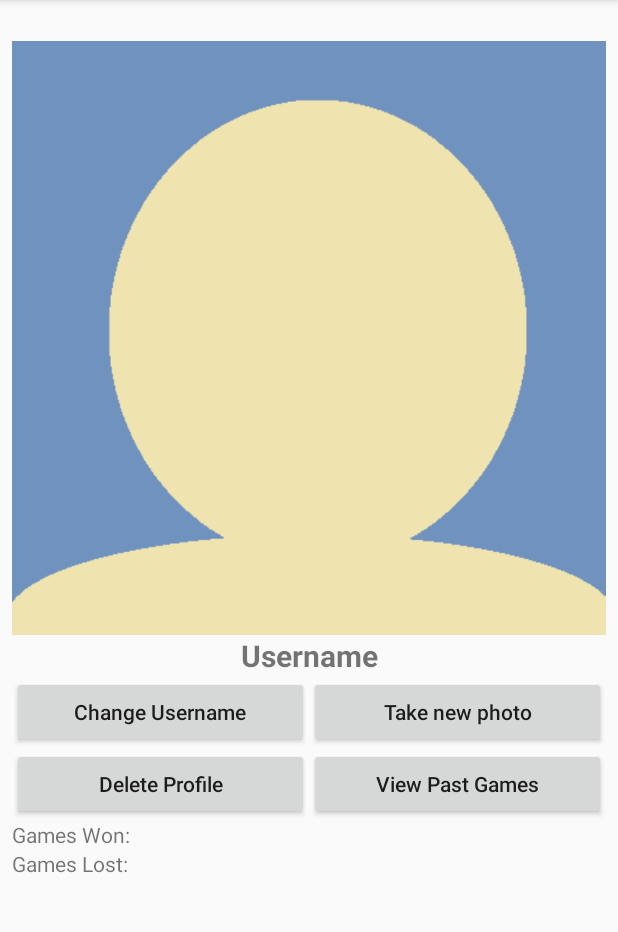
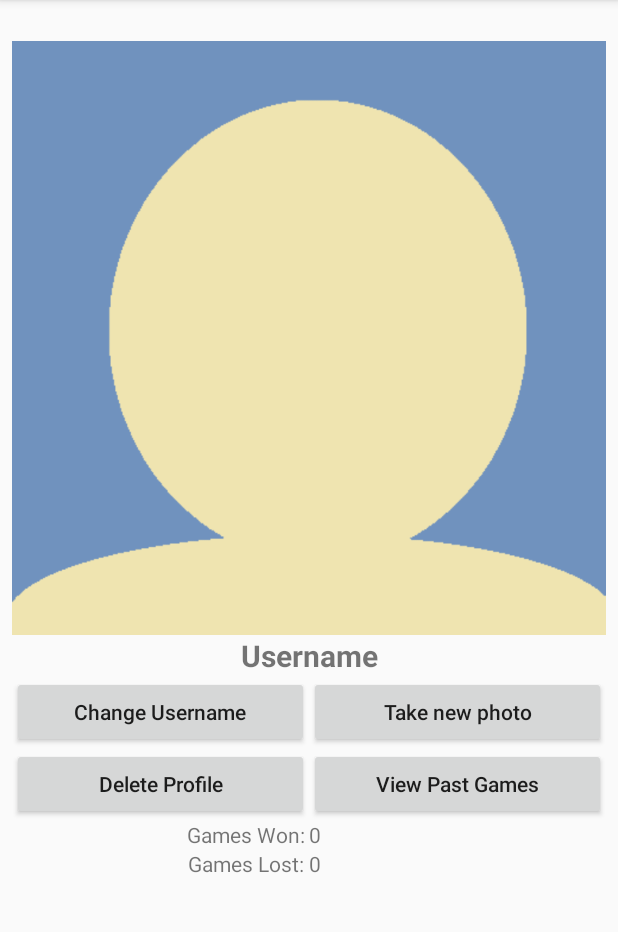
Before and after one commit to franciscoD96/ReversicoXi_Android, an Android app: the UserProfileActivity screen opened directly, with no data from a screen before it, on a phone screen of 412 x 824 dp, the part 84-1016 px from its top. Run offline under Robolectric (Android 15) with nearby library versions, the phone set to English and light mode, and no system bars.

Commit message:
save/load file -> username -> won/lost games
remaining:
> 1 file per done game
> user photo

```diff
--- a/app/src/main/java/isec/xicos/reversisec2/GameActivities/PvsAI_Activity.java
+++ b/app/src/main/java/isec/xicos/reversisec2/GameActivities/PvsAI_Activity.java
@@ -13,6 +13,7 @@ import android.widget.LinearLayout;
 import android.widget.TextView;
 import android.widget.Toast;
 
+import java.io.Serializable;
 import java.util.ArrayList;
 import java.util.List;
 
@@ -20,6 +21,7 @@ import isec.xicos.reversisec2.R;
 import isec.xicos.reversisec2.Reversi.Celula;
 import isec.xicos.reversisec2.Reversi.Coord;
 import isec.xicos.reversisec2.Reversi.ReversicoXi;
+
 
 
 public class PvsAI_Activity extends AppCompatActivity {
--- a/app/src/main/java/isec/xicos/reversisec2/UserProfile/UserProfileActivity.java
+++ b/app/src/main/java/isec/xicos/reversisec2/UserProfile/UserProfileActivity.java
@@ -1,5 +1,6 @@
 package isec.xicos.reversisec2.UserProfile;
 
+import android.app.Application;
 import android.content.Context;
 import android.content.DialogInterface;
 import android.os.PersistableBundle;
@@ -7,30 +8,71 @@ import android.support.v7.app.AlertDialog;
 import android.support.v7.app.AppCompatActivity;
 import android.os.Bundle;
 import android.text.InputType;
+import android.util.JsonReader;
+import android.util.JsonWriter;
 import android.util.Log;
 import android.widget.EditText;
+import android.widget.ImageView;
 import android.widget.TextView;
 
 import org.json.JSONException;
 import org.json.JSONObject;
 
 import java.io.File;
+import java.io.FileInputStream;
 import java.io.FileNotFoundException;
 import java.io.FileOutputStream;
+import java.io.FileReader;
 import java.io.FileWriter;
 import java.io.IOException;
+import java.io.ObjectInputStream;
+import java.io.ObjectOutput;
+import java.io.ObjectOutputStream;
+import java.io.Reader;
+import java.io.Serializable;
 import java.util.ArrayList;
 import java.util.Arrays;
 import java.util.List;
 
 import isec.xicos.reversisec2.R;
 
+
+class UserDetails implements Serializable {
+    private String username = "";
+    private int jogosGanhos = 0;
+    private int jogosPerdidos = 0;
+
+    public UserDetails(String u) { username = u; }
+
+    public void setUsername(String username) {
+        this.username = username;
+    }
+    public String getUsername() {
+        return username;
+    }
+
+    public int getJogosGanhos() {
+        return jogosGanhos;
+    }
+    public void setJogosGanhos(int jogosGanhos) {
+        this.jogosGanhos = jogosGanhos;
+    }
+
+    public int getJogosPerdidos() {
+        return jogosPerdidos;
+    }
+    public void setJogosPerdidos(int jogosPerdidos) {
+        this.jogosPerdidos = jogosPerdidos;
+    }
+}
+
+
+
 public class UserProfileActivity extends AppCompatActivity {
 
-    public static final String userData = "reversiUser.json";
-
-    File internalDirectory;
-    String username;
+    public static final String userFile = "reversiUser.serialized";
+    private UserDetails userDetails;
+    File internalDirectory; // FileWriter is meant for writing streams of characters. For writing streams of raw bytes, consider using a FileOutputStream.
 
     TextView debug;
 
@@ -39,66 +81,75 @@ public class UserProfileActivity extends AppCompatActivity {
         super.onCreate(savedInstanceState);
         setContentView(R.layout.activity_user_profile);
 
+        userDetails = new UserDetails(getString(R.string.username));
+
         internalDirectory = getFilesDir();
+        File[] listFiles = internalDirectory.listFiles();
 
-        File[] listFiles = internalDirectory.listFiles();
-        if ( Arrays.asList(listFiles).contains(userData) ) {
-            // load file
+        File f = new File("" + getBaseContext().getFilesDir().getPath().toString() + File.pathSeparator + userFile);
+        if ( f.exists() ) {
+            getUserFile(); // updates userDetails
+            updateTextView();
         } else {
-            // create new
-            if (!createUserFile()); //throw new RuntimeException();
+            if (!setUserFile()) throw new RuntimeException();
         }
 
-
         findViewById(R.id.btn_changeUsername).setOnClickListener(listener -> {
-
             AlertDialog.Builder builder = new AlertDialog.Builder(this).setTitle(R.string.newUsername);
             final EditText input = new EditText(this);
             input.setInputType(InputType.TYPE_CLASS_TEXT); // type for normal text
-
             builder.setView(input);
             builder.setPositiveButton("OK", (dialog, which) -> {
-                username = input.getText().toString();
-                ((TextView) findViewById(R.id.tv_Username)).setText(username);
+                userDetails.setUsername( input.getText().toString() );
+                setUserFile();
+                updateTextView();
             });
             builder.setNegativeButton(R.string.cancel, (dialog, which) -> dialog.cancel());
             builder.show();
         });
 
-        findViewById(R.id.btn_takeNewPhoto).setOnClickListener(listener -> {
+        findViewById(R.id.btn_takeNewPhoto).setOnClickListener(listener -> { });
 
-        });
+        updateTextView();
 
 
-
-
-        //-- debug ------------------------------------------------------------
+        //----------------------- debug ------------------------------
         debug = findViewById(R.id.debugTV);
-        for (File f : internalDirectory.listFiles())
-            debug.setText("" + debug.getText() + "\n" + f.getName());
-        //---------------------------------------------------------------------
+        for (File fi : internalDirectory.listFiles())
+            debug.setText("" + debug.getText() + "\n" + fi.getName());
+        //------------------------------------------------------------
     }
 
-    // --- utils ---
+    private void updateTextView () {
+        ((TextView) findViewById(R.id.tv_Username)).
+                setText(userDetails.getUsername());
+        ((TextView) findViewById(R.id.tv_jogosGanhos)).
+                setText("" + userDetails.getJogosGanhos());
+        ((TextView) findViewById(R.id.tv_jogosPerdidos)).
+                setText("" + userDetails.getJogosPerdidos());
+    }
 
-    public boolean createUserFile(){
+    // --- file utils ---
+    public boolean setUserFile(){
         try {
-            JSONObject obj = new JSONObject();
-            obj.put("Username", username);
-            obj.put("jogosFeitos", 0);
-
-            FileWriter fw = new FileWriter(userData);
-            fw.write(obj.toString(1));
+            FileOutputStream fileOutputStream = new FileOutputStream("" + getBaseContext().getFilesDir().getPath().toString() + File.pathSeparator + userFile/*userFile*/);//openFileOutput(userFile, Context.MODE_PRIVATE);
+            ObjectOutputStream objectOutputStream = new ObjectOutputStream(fileOutputStream);
+            objectOutputStream.writeObject(userDetails);
+            fileOutputStream.getFD().sync(); // boas práticas
             return true;
         } catch (FileNotFoundException e) { e.printStackTrace(); return false; }
-          catch (JSONException e) { e.printStackTrace(); return false; }
           catch (IOException e) { e.printStackTrace(); return false; }
     }
 
-    public boolean saveUsernameToFile(String username) {
+    public boolean getUserFile() {
+        try {
+            FileInputStream fileInputStream = new FileInputStream("" + getBaseContext().getFilesDir().getPath().toString() + File.pathSeparator + userFile);
+            ObjectInputStream objectInputStream = new ObjectInputStream(fileInputStream);
+            userDetails = (UserDetails) objectInputStream.readObject();
+            return true;
+        } catch (FileNotFoundException e) {e.printStackTrace();}
+        catch (IOException e) { e.printStackTrace();}
+        finally { return false; }
 
-
-        return false;
     }
-
 }
--- a/app/src/main/res/layout/activity_user_profile.xml
+++ b/app/src/main/res/layout/activity_user_profile.xml
@@ -72,11 +72,12 @@ android:id="@+id/debugTV"
             android:orientation="horizontal">
             <TextView
                 android:layout_weight="1"
+                android:gravity="right"
                 android:layout_width="match_parent"
                 android:layout_height="wrap_content"
                 android:text="@string/wonGames"/>
             <TextView
-                android:id="@+id/tv_numJogosGanhos"
+                android:id="@+id/tv_jogosGanhos"
                 android:layout_weight="1"
                 android:layout_width="match_parent"
                 android:layout_height="wrap_content" />
@@ -86,11 +87,12 @@ android:id="@+id/debugTV"
             android:orientation="horizontal">
             <TextView
                 android:layout_weight="1"
+                android:gravity="right"
                 android:layout_width="match_parent"
                 android:layout_height="wrap_content"
                 android:text="@string/lostGames"/>
             <TextView
-                android:id="@+id/tv_numJogosPerdidos"
+                android:id="@+id/tv_jogosPerdidos"
                 android:layout_weight="1"
                 android:layout_width="match_parent"
                 android:layout_height="wrap_content" />
--- a/app/src/main/res/values/strings.xml
+++ b/app/src/main/res/values/strings.xml
@@ -24,5 +24,6 @@
     <string name="newUsername">"New Username: "</string>
     <string name="cancel">"Cancel"</string>
     <string name="user">"User"</string>
+    <string name="nrOfGamesDone">"Number of games done: "</string>
 
 </resources>
```
Also changed, not shown: app/src/main/java/isec/xicos/reversisec2/Reversi/ReversicoXi.java (+1 -23 lines).
